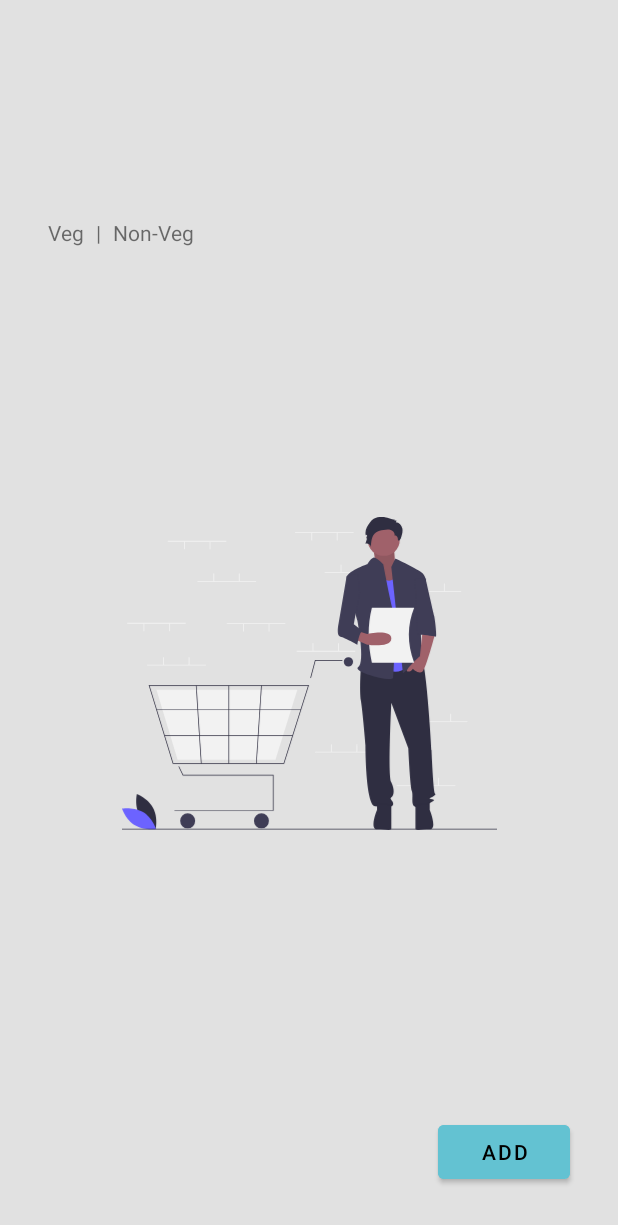
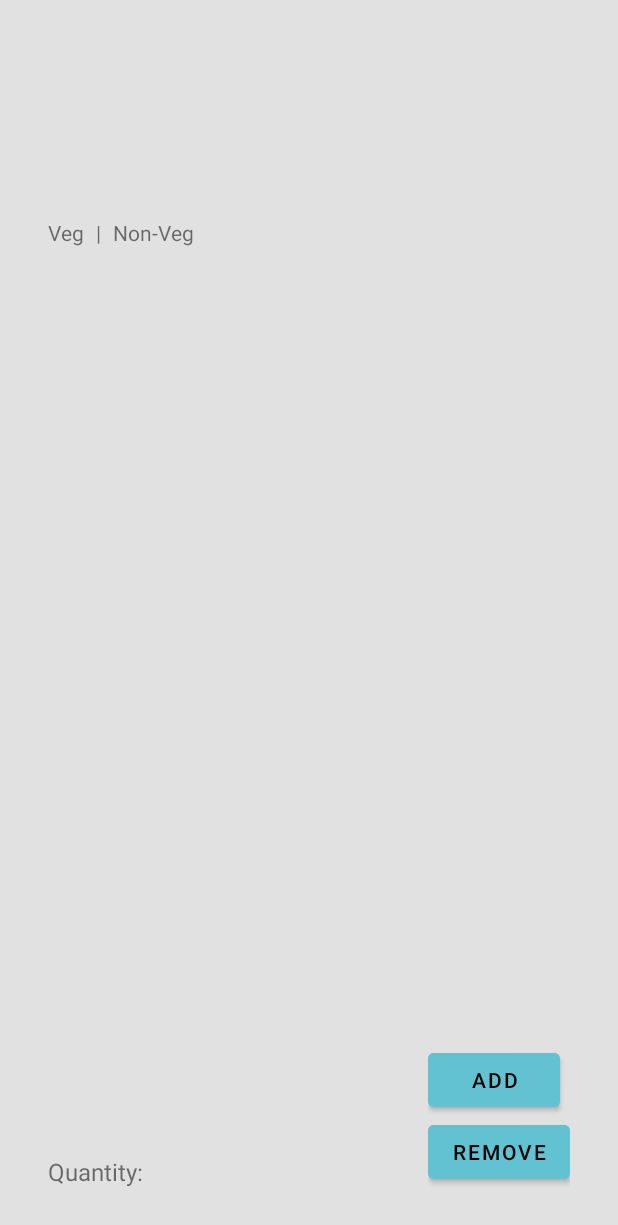
Before and after one commit to danishjamal104/PizzaOrdy, an Android app: the screen it shows after launch (MainActivity), on a phone screen of 412 x 824 dp. Shown: the top 1225 px of the screen. Run offline under Robolectric (Android 15) with nearby library versions, the phone set to English and light mode, and no system bars; our stand-ins replace Dagger/Hilt's generated code.

```diff
--- a/app/src/main/java/com/github/danishjamal104/pizzaordy/ui/adapter/CrustAdapter.kt
+++ b/app/src/main/java/com/github/danishjamal104/pizzaordy/ui/adapter/CrustAdapter.kt
@@ -63,7 +63,6 @@ class CrustAdapter(val context: Context): BaseAdapter<Crust, TextListItemBinding
      */
     private fun selectUIUpdate(binding: TextListItemBinding) {
         binding.root.setCardBackgroundColor(ContextCompat.getColor(context, R.color.secondary))
-        //binding.optionText.setTextColor(ContextCompat.getColor(context, R.color.secondary))
     }
 
     /**
@@ -71,6 +70,5 @@ class CrustAdapter(val context: Context): BaseAdapter<Crust, TextListItemBinding
      */
     private fun unselectUIUpdate(binding: TextListItemBinding) {
         binding.root.setCardBackgroundColor(ContextCompat.getColor(context, R.color.primaryDark))
-        //binding.optionText.setTextColor(ContextCompat.getColor(context, R.color.black))
     }
 }
--- a/app/src/main/java/com/github/danishjamal104/pizzaordy/ui/adapter/OnQuantityChangeListener.kt
+++ b/app/src/main/java/com/github/danishjamal104/pizzaordy/ui/adapter/OnQuantityChangeListener.kt
@@ -2,4 +2,5 @@ package com.github.danishjamal104.pizzaordy.ui.adapter
 
 interface OnQuantityChangeListener {
     fun onPriceChange(newTotalPrice: Double)
+    fun onQuantityChange(newQuantity: Int)
 }
--- a/app/src/main/java/com/github/danishjamal104/pizzaordy/ui/home/HomeFragment.kt
+++ b/app/src/main/java/com/github/danishjamal104/pizzaordy/ui/home/HomeFragment.kt
@@ -7,17 +7,16 @@ import androidx.fragment.app.Fragment
 import android.view.View
 import androidx.core.content.ContextCompat
 import androidx.fragment.app.viewModels
-import androidx.recyclerview.widget.LinearLayoutManager
 import com.github.danishjamal104.pizzaordy.R
-import com.github.danishjamal104.pizzaordy.data.model.CartItem
 import com.github.danishjamal104.pizzaordy.data.model.Crust
 import com.github.danishjamal104.pizzaordy.data.model.CrustSize
 import com.github.danishjamal104.pizzaordy.data.model.Pizza
 import com.github.danishjamal104.pizzaordy.databinding.FragmentHomeBinding
-import com.github.danishjamal104.pizzaordy.ui.adapter.CartItemAdapter
 import com.github.danishjamal104.pizzaordy.ui.adapter.OnQuantityChangeListener
+import com.github.danishjamal104.pizzaordy.ui.home.removepizzacomponent.RemovePizzaDialog
 import com.github.danishjamal104.pizzaordy.ui.home.selectpizzacomponent.AddToCartListener
 import com.github.danishjamal104.pizzaordy.ui.home.selectpizzacomponent.CustomizePizzaDialog
+import com.github.danishjamal104.pizzaordy.utils.inRupeesFormat
 import com.github.danishjamal104.pizzaordy.utils.longToast
 import com.github.danishjamal104.pizzaordy.utils.shortToast
 import dagger.hilt.android.AndroidEntryPoint
@@ -31,10 +30,9 @@ class HomeFragment : Fragment(R.layout.fragment_home), AddToCartListener, OnQuan
     private val viewModel: HomeViewModel by viewModels()
 
     private lateinit var dialog: CustomizePizzaDialog
+    private lateinit var removePizzaDialog: RemovePizzaDialog
 
     private lateinit var pizza: Pizza
-
-    private lateinit var cartItemAdapter: CartItemAdapter
 
     override fun onViewCreated(view: View, savedInstanceState: Bundle?) {
         super.onViewCreated(view, savedInstanceState)
@@ -42,6 +40,9 @@ class HomeFragment : Fragment(R.layout.fragment_home), AddToCartListener, OnQuan
 
         dialog = CustomizePizzaDialog(requireContext())
         dialog.addToCartListener = this
+
+        removePizzaDialog = RemovePizzaDialog(requireContext())
+        removePizzaDialog.addOnQuantityChangeListener(this)
 
         binding.addToCart.setOnClickListener {
             if (this::pizza.isInitialized) {
@@ -51,19 +52,15 @@ class HomeFragment : Fragment(R.layout.fragment_home), AddToCartListener, OnQuan
             shortToast(getString(R.string.fetching_pizza_info))
         }
 
-        setUpCartList()
+        binding.removeFromCart.setOnClickListener {
+            if (this::pizza.isInitialized) {
+                removePizzaDialog.show()
+            }
+            shortToast(getString(R.string.fetching_pizza_info))
+        }
+
         observeHomeState()
         setEvent(HomeEvent.GetPizza)
-    }
-
-    private fun setUpCartList() {
-        cartItemAdapter = CartItemAdapter(requireContext())
-        binding.cartList.layoutManager = LinearLayoutManager(requireContext())
-        binding.cartList.setHasFixedSize(false)
-        binding.cartList.adapter = cartItemAdapter
-
-        cartItemAdapter.onQuantityChangeListener = this
-        cartItemAdapter.bindEmptyView(binding.emptyCartView)
     }
 
     private fun observeHomeState() {
@@ -81,7 +78,7 @@ class HomeFragment : Fragment(R.layout.fragment_home), AddToCartListener, OnQuan
         this.pizza = pizza
         binding.pizzaNameTv.text = pizza.name
         binding.pizzaDescriptionTv.text = pizza.description
-        binding.totalAmountTv.text = "${getString(R.string.rupee_symbol)} 0.0"
+        binding.totalAmountTv.text = 0.0.inRupeesFormat(requireContext())
         refreshVegNonVegIndicator(pizza.isVeg)
     }
 
@@ -113,11 +110,14 @@ class HomeFragment : Fragment(R.layout.fragment_home), AddToCartListener, OnQuan
     }
 
     override fun addToCart(crust: Crust, crustSize: CrustSize) {
-        val cartItem = CartItem(1, crust, crustSize)
-        cartItemAdapter.addCustom(cartItem)
+        removePizzaDialog.addToCart(crust, crustSize)
     }
 
     override fun onPriceChange(newTotalPrice: Double) {
-        binding.totalAmountTv.text = "${getString(R.string.rupee_symbol)} ${cartItemAdapter.getTotalPrice()}"
+        binding.totalAmountTv.text = newTotalPrice.inRupeesFormat(requireContext())
+    }
+
+    override fun onQuantityChange(newQuantity: Int) {
+        binding.totalItem.text = "${requireContext().getString(R.string.quantity)} $newQuantity"
     }
 }
--- /dev/null
+++ b/app/src/main/java/com/github/danishjamal104/pizzaordy/ui/home/removepizzacomponent/RemovePizzaDialog.kt
@@ -0,0 +1,123 @@
+package com.github.danishjamal104.pizzaordy.ui.home.removepizzacomponent
+
+import android.animation.Animator
+import android.animation.AnimatorListenerAdapter
+import android.annotation.SuppressLint
+import android.app.Dialog
+import android.content.Context
+import android.content.DialogInterface
+import android.graphics.Color
+import android.graphics.drawable.ColorDrawable
+import android.view.*
+import androidx.core.content.ContextCompat
+import androidx.recyclerview.widget.LinearLayoutManager
+import com.github.danishjamal104.pizzaordy.R
+import com.github.danishjamal104.pizzaordy.data.model.CartItem
+import com.github.danishjamal104.pizzaordy.data.model.Crust
+import com.github.danishjamal104.pizzaordy.data.model.CrustSize
+import com.github.danishjamal104.pizzaordy.databinding.CustomizePizzaLayoutBinding
+import com.github.danishjamal104.pizzaordy.databinding.DeletePizzaLayoutBinding
+import com.github.danishjamal104.pizzaordy.ui.adapter.*
+import com.github.danishjamal104.pizzaordy.ui.home.selectpizzacomponent.AddToCartListener
+import com.github.danishjamal104.pizzaordy.utils.setStatusColor
+import kotlin.math.hypot
+
+class RemovePizzaDialog(val context: Context) {
+
+    private var dialog: Dialog = Dialog(context, R.style.Theme_PizzaOrdy)
+
+    @SuppressLint("InflateParams")
+    private var _binding: DeletePizzaLayoutBinding = DeletePizzaLayoutBinding.bind(
+        LayoutInflater.from(context).inflate(R.layout.delete_pizza_layout, null, true)
+    )
+    private val binding get() = _binding
+
+    private lateinit var cartItemAdapter: CartItemAdapter
+
+    init {
+        dialogSetup()
+        setUpCartAdapter()
+    }
+
+    private fun setUpCartAdapter() {
+        cartItemAdapter = CartItemAdapter(context)
+        binding.cartList.layoutManager = LinearLayoutManager(context)
+        binding.cartList.setHasFixedSize(false)
+        binding.cartList.adapter = cartItemAdapter
+        cartItemAdapter.bindEmptyView(binding.emptyCartView)
+    }
+
+
+    private fun dialogSetup() {
+        dialog.setContentView(binding.root)
+
+        dialog.window?.setStatusColor(
+            ContextCompat.getColor(
+                context,
+                R.color.secondary
+            )
+        )
+        dialog.window?.setBackgroundDrawable(ColorDrawable(Color.TRANSPARENT))
+
+        dialog.setOnShowListener { revealShow(true) }
+
+        dialog.setOnKeyListener(
+            DialogInterface.OnKeyListener { _, i, _ ->
+                if (i == KeyEvent.KEYCODE_BACK) {
+                    revealShow(false, exit = true)
+                    return@OnKeyListener true
+                }
+                false
+            }
+        )
+
+        binding.doneButton.setOnClickListener {
+            revealShow(b = false, exit = true)
+        }
+    }
+
+    private fun revealShow(b: Boolean, exit: Boolean = false, exitFunction: () -> Unit = {}) {
+        val view = binding.root
+        val w = view.width
+        val h = view.height
+        val endRadius = hypot(w.toDouble(), h.toDouble()).toInt()
+        val cx = w/2
+        val cy = h
+        val duration = 600L
+        if (b) {
+            val revealAnimator =
+                ViewAnimationUtils.createCircularReveal(view, cx, cy, 0f, endRadius.toFloat())
+            view.visibility = View.VISIBLE
+            revealAnimator.duration = duration
+            revealAnimator.start()
+        } else {
+            val anim =
+                ViewAnimationUtils.createCircularReveal(view, cx, cy, endRadius.toFloat(), 0f)
+            anim.addListener(object : AnimatorListenerAdapter() {
+                override fun onAnimationEnd(animation: Animator) {
+                    super.onAnimationEnd(animation)
+                    if (exit) {
+                        dialog.dismiss()
+                        view.visibility = View.INVISIBLE
+                        exitFunction()
+                    }
+                }
+            })
+            anim.duration = duration
+            anim.start()
+        }
+    }
+
+    fun addToCart(crust: Crust, crustSize: CrustSize) {
+        cartItemAdapter.addCustom(CartItem(1, crust, crustSize))
+    }
+
+    fun show() {
+        dialog.show()
+    }
+
+    fun addOnQuantityChangeListener(onQuantityChangeListener: OnQuantityChangeListener) {
+        cartItemAdapter.onQuantityChangeListener = onQuantityChangeListener
+    }
+
+}
--- a/app/src/main/java/com/github/danishjamal104/pizzaordy/ui/intro/IntroFragment.kt
+++ b/app/src/main/java/com/github/danishjamal104/pizzaordy/ui/intro/IntroFragment.kt
@@ -5,6 +5,7 @@ import androidx.fragment.app.Fragment
 import android.view.LayoutInflater
 import android.view.View
 import android.view.ViewGroup
+import androidx.navigation.fragment.findNavController
 import com.github.danishjamal104.pizzaordy.R
 import com.github.danishjamal104.pizzaordy.databinding.FragmentHomeBinding
 import com.github.danishjamal104.pizzaordy.databinding.FragmentIntroBinding
@@ -18,5 +19,9 @@ class IntroFragment : Fragment(R.layout.fragment_intro) {
     override fun onViewCreated(view: View, savedInstanceState: Bundle?) {
         super.onViewCreated(view, savedInstanceState)
         _binding = FragmentIntroBinding.bind(view)
+
+        binding.orderNow.setOnClickListener {
+            findNavController().navigate(R.id.action_introFragment_to_homeFragment)
+        }
     }
 }
--- a/app/src/main/java/com/github/danishjamal104/pizzaordy/utils/generalExtension.kt
+++ b/app/src/main/java/com/github/danishjamal104/pizzaordy/utils/generalExtension.kt
@@ -1,6 +1,7 @@
 package com.github.danishjamal104.pizzaordy.utils
 
 import android.content.Context
+import com.github.danishjamal104.pizzaordy.R
 import com.google.gson.stream.JsonReader
 import java.io.IOException
 import java.io.InputStream
@@ -23,3 +24,7 @@ fun Context.getJsonFromAssets(fileName: String): String {
 
     return jsonString
 }
+
+fun Double.inRupeesFormat(context: Context): String {
+    return "${context.getString(R.string.rupee_symbol)} $this"
+}
--- a/app/src/main/res/layout/cart_list_item.xml
+++ b/app/src/main/res/layout/cart_list_item.xml
@@ -8,10 +8,10 @@
 
     <ImageView
         android:id="@+id/pizza_image"
-        android:layout_width="60dp"
-        android:layout_height="60dp"
+        android:layout_width="90dp"
+        android:layout_height="90dp"
         android:layout_centerVertical="true"
-        android:src="@drawable/ic_pizza_svgrepo_com" />
+        android:src="@drawable/pizza" />
 
     <LinearLayout
         android:id="@+id/title_container"
--- a/app/src/main/res/layout/fragment_home.xml
+++ b/app/src/main/res/layout/fragment_home.xml
@@ -63,49 +63,60 @@
 
     </LinearLayout>
 
-    <androidx.recyclerview.widget.RecyclerView
-        android:id="@+id/cart_list"
-        android:layout_width="match_parent"
-        android:layout_height="0dp"
+    <LinearLayout
+        android:layout_width="wrap_content"
+        android:layout_height="wrap_content"
         app:layout_constraintBottom_toBottomOf="parent"
-        app:layout_constraintTop_toBottomOf="@+id/linearLayout"
-        tools:layout_editor_absoluteX="32dp"
-        android:layout_marginTop="@dimen/side_base_margin"
-        android:layout_marginStart="@dimen/side_base_margin"
-        android:layout_marginEnd="@dimen/side_base_margin"/>
-
-    <ImageView
-        android:id="@+id/empty_cart_view"
-        android:layout_width="250dp"
-        android:layout_height="250dp"
-        android:src="@drawable/ic_empty_cart_illustration"
-        app:layout_constraintBottom_toBottomOf="parent"
-        app:layout_constraintEnd_toEndOf="parent"
         app:layout_constraintStart_toStartOf="parent"
-        app:layout_constraintTop_toBottomOf="@+id/linearLayout"
-        app:layout_constraintVertical_bias="0.39" />
+        android:orientation="vertical">
 
         <TextView
             android:id="@+id/total_amount_tv"
             android:layout_width="wrap_content"
             android:layout_height="wrap_content"
             android:layout_marginStart="@dimen/side_base_margin"
-        android:layout_marginBottom="@dimen/side_base_margin"
             android:textSize="32sp"
-        app:layout_constraintBottom_toBottomOf="parent"
-        app:layout_constraintStart_toStartOf="parent"
             tools:text="@string/rupee_symbol" />
 
-    <com.google.android.material.button.MaterialButton
-        android:id="@+id/add_to_cart"
+        <TextView
+            android:id="@+id/total_item"
+            android:layout_width="wrap_content"
+            android:layout_height="wrap_content"
+            android:text="@string/quantity"
+            android:layout_marginStart="@dimen/side_base_margin"
+            android:layout_marginBottom="@dimen/side_base_margin"
+            android:textSize="16sp"/>
+    </LinearLayout>
+
+
+
+    <LinearLayout
         android:layout_width="wrap_content"
         android:layout_height="wrap_content"
         app:layout_constraintBottom_toBottomOf="parent"
         app:layout_constraintEnd_toEndOf="parent"
         android:layout_marginEnd="32dp"
         android:layout_marginBottom="@dimen/side_base_margin"
-        android:text="Add"
+        android:orientation="vertical">
+
+        <com.google.android.material.button.MaterialButton
+            android:id="@+id/add_to_cart"
+            android:layout_width="wrap_content"
+            android:layout_height="wrap_content"
+            android:text="@string/add"
             android:backgroundTint="@color/secondary"
             android:textColor="@color/always_black"/>
 
+        <com.google.android.material.button.MaterialButton
+            android:id="@+id/remove_from_cart"
+            android:layout_width="wrap_content"
+            android:layout_height="wrap_content"
+            android:text="@string/remove"
+            android:backgroundTint="@color/secondary"
+            android:textColor="@color/always_black"/>
+
+    </LinearLayout>
+
+
+
 </androidx.constraintlayout.widget.ConstraintLayout>
--- a/app/src/main/res/values/strings.xml
+++ b/app/src/main/res/values/strings.xml
@@ -10,4 +10,11 @@
     <string name="veg">Veg</string>
     <string name="decrement_icon">--</string>
     <string name="increment_icon">+</string>
+    <string name="pull_down_to_get_started">Pull down to get started</string>
+    <string name="get_your_favourite_pizza">Delicious pizza at your doorstep</string>
+    <string name="get_started">Order Now</string>
+    <string name="add">Add</string>
+    <string name="remove">Remove</string>
+    <string name="close">Close</string>
+    <string name="quantity">Quantity:</string>
 </resources>
```
Also changed, not shown: app/src/main/java/com/github/danishjamal104/pizzaordy/ui/adapter/CartItemAdapter.kt (+17 -16 lines), app/src/main/java/com/github/danishjamal104/pizzaordy/ui/home/selectpizzacomponent/CustomizePizzaDialog.kt (+11 -10 lines), app/src/main/res/drawable/ic_back.xml (added, +10 -0 lines), app/src/main/res/layout/delete_pizza_layout.xml (added, +41 -0 lines), app/src/main/res/layout/fragment_intro.xml (+77 -6 lines), app/src/main/res/xml/fragment_intro_scene.xml (added, +90 -0 lines). Lines whose indentation alone changed are shown as unchanged.
